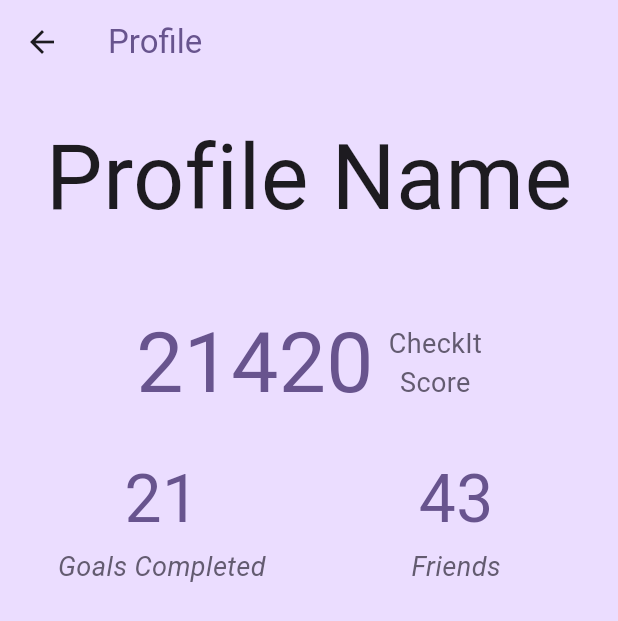
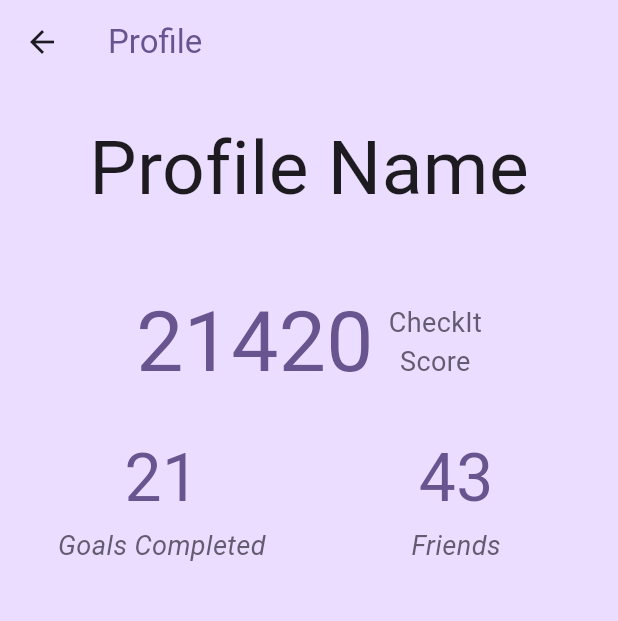
Before and after one commit to giuseppeb-816/check_it, a Flutter app: the ProfilePage screen opened directly, on a phone screen of 412 x 824 dp. Shown: the top 621 px of the screen. Run offline on Flutter 3.47's test engine with Material 2 defaults, Android fonts, the phone set to English and light mode, and no system bars; our stand-ins replace firebase_auth, firebase_core, firebase_database, slide_to_act; accounts and stored records are empty.

Commit message:
Added button

```diff
--- a/lib/pages/ProfilePage.dart
+++ b/lib/pages/ProfilePage.dart
@@ -43,7 +43,7 @@ class _ProfilePage extends State<ProfilePage> {
                       "Profile Name",
                       textAlign: TextAlign.center,
                       style: TextStyle(
-                        fontSize: 60,
+                        fontSize: 50,
                       ),
                     )
                   ]
--- a/lib/pages/SocialPage.dart
+++ b/lib/pages/SocialPage.dart
@@ -1,5 +1,6 @@
 //Page where user can view their total score and goal history
 import 'package:check_it/pages/ProfilePage.dart';
+import 'package:check_it/pages/home_page.dart';
 import 'package:flutter/material.dart';
 import 'package:check_it/pages/SetGoalsPage.dart';
 void main() => runApp(const MyAppSocial());
@@ -141,7 +142,7 @@ class _SocialPageWidgetState extends State<SocialPageWidget> {
                 padding: const EdgeInsets.all(8),
                 child: ElevatedButton.icon(
                   onPressed: (){
-
+                    Navigator.of(context).push(MaterialPageRoute(builder: (context) => HomePage()));
                   },
                   icon: const Icon(Icons.home_filled),
                   label: Text("Home"),
```
Also changed, not shown: 1 other file.
